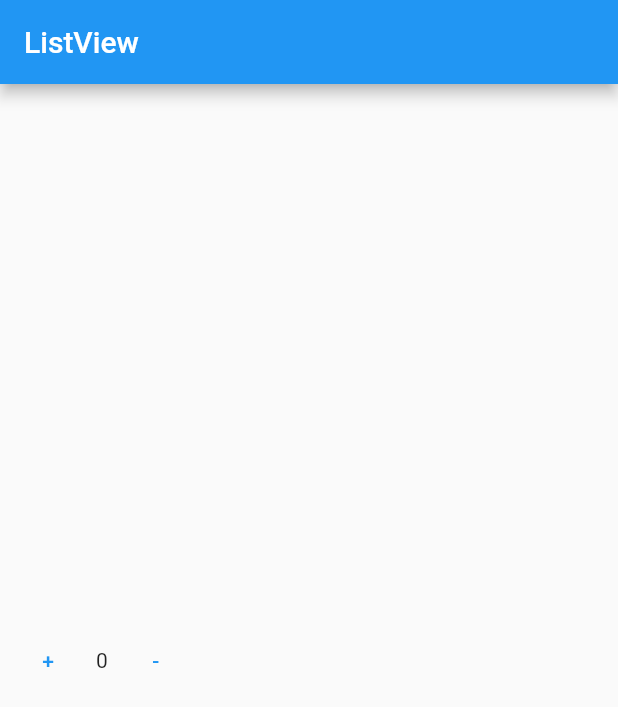
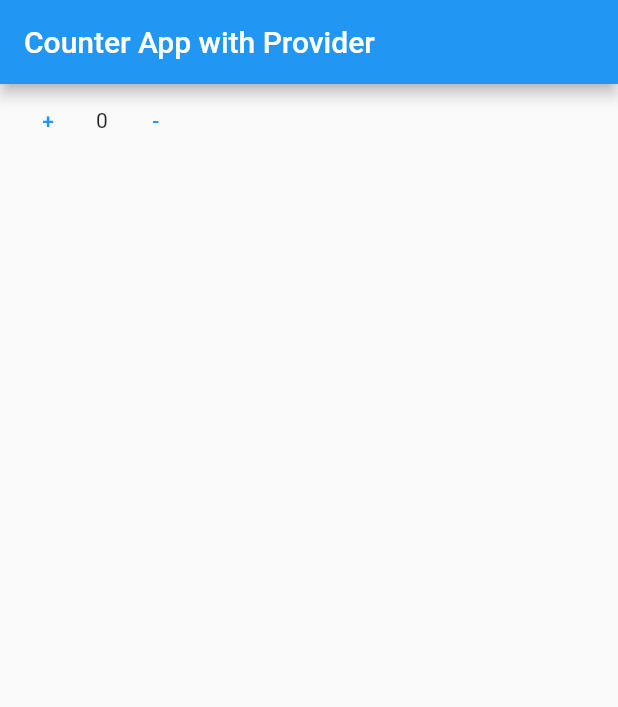
Before and after one commit to maheshmobileApp/IARE-FLutter-Project, a Flutter app: the screen it shows after launch, on a phone screen of 412 x 824 dp. Shown: the top 707 px of the screen. Run offline on Flutter 3.47's test engine with Material 2 defaults, Android fonts, the phone set to English and light mode, and no system bars; our stand-ins replace dio; missing offline and left inert: flutter_overlay_loader.

Commit message:
provider with counter app

```diff
--- /dev/null
+++ b/lib/Provider/counterAppWithProvider.dart
@@ -0,0 +1,62 @@
+/*
+view
+provider
+ */
+
+//Counter app with provider
+// view -> design the screen
+//CounterProvider -> implement the business logic
+
+import 'package:aug_9pm_class/Provider/counterProvider.dart';
+import 'package:flutter/material.dart';
+import 'package:provider/provider.dart';
+
+class CounterAppWithProvider extends StatelessWidget {
+  const CounterAppWithProvider({Key? key}) : super(key: key);
+
+  @override
+  Widget build(BuildContext context) {
+    print("builder method called");
+    //Read the provider object
+    // final counterProvider = Provider.of<CounterProvider>(context);
+
+    return Scaffold(
+      appBar: AppBar(title: Text("Counter App with Provider ")),
+      body: Column(
+        children: [
+          Container(),
+          Center(
+              child: Row(
+            children: [
+              TextButton(
+                  onPressed: () {
+                    context.read<CounterProvider>().incrementCounter();
+                    //   counterProvider.incrementCounter();
+                  },
+                  child: Text("+")),
+                  //   Text("${counterProvider.counter}"),
+              Text("${context.watch<CounterProvider>().counter}"),
+              TextButton(
+                  onPressed: () {
+                    context.read<CounterProvider>().decrementCounter();
+                    // counterProvider.decrementCounter();
+                  },
+                  child: Text("-"))
+            ],
+          )),
+        ],
+      ),
+    );
+  }
+}
+
+/*
+
+s1-> install the provider
+s2-> createe view class and design the screen as per the requirement
+s3: create provider class extend with changenotifier
+s4: implement the actions(increment,decrement)
+s5: define the providers in main.dart
+s6: call the actions from view class (get the provider object in build method)
+
+ */
--- /dev/null
+++ b/lib/Provider/counterProvider.dart
@@ -0,0 +1,15 @@
+import 'package:flutter/material.dart';
+
+class CounterProvider extends ChangeNotifier {
+  int counter = 0;
+
+  void incrementCounter() {
+    counter++;
+   notifyListeners();
+  }
+
+  void decrementCounter() {
+    counter--;
+   notifyListeners();
+  }
+}
--- a/pubspec.yaml
+++ b/pubspec.yaml
@@ -37,6 +37,7 @@ dependencies:
   cupertino_icons: ^1.0.2
   dio: ^5.3.2
   flutter_overlay_loader: ^2.0.0
+  provider: ^6.0.5
 
 
 
```
Also changed, not shown: lib/main.dart (+14 -4 lines), pubspec.lock.
